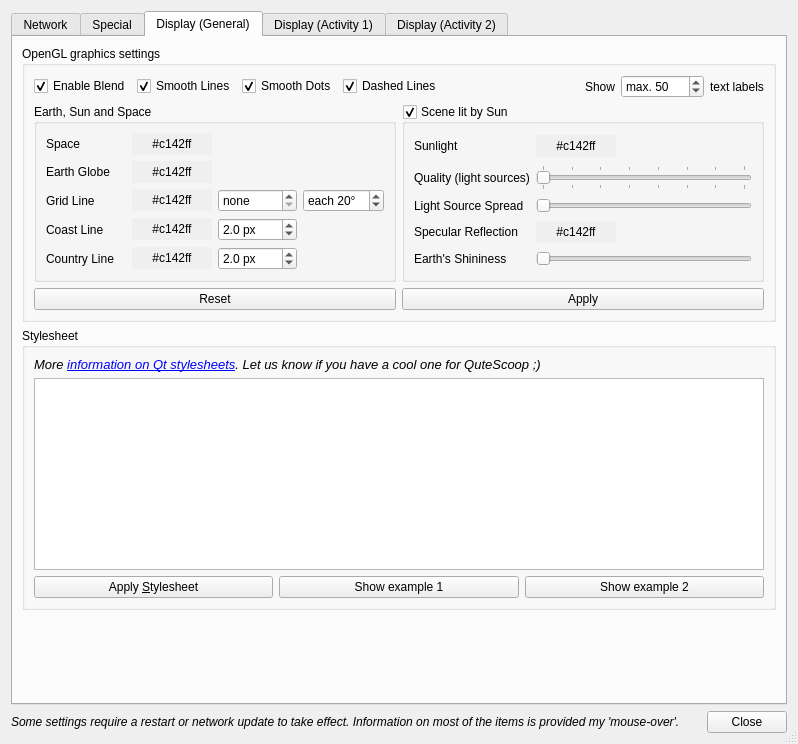
Old version of the form trunk/QuteScoop/src/PreferencesDialog.ui in the repository qutescoop/qutescoop.
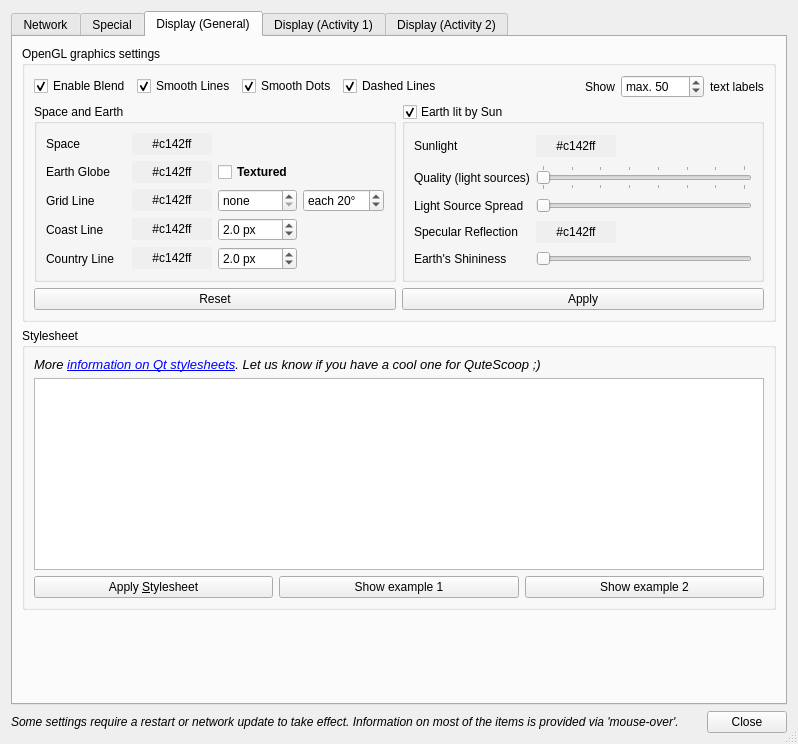
New version of the form. The open tabs and pages were chosen to show the change. Icons and pictures are not drawn.

Commit message: 2.0rc5 added: * Earth texture changed: * to easen handling of the texture, a builtin texture coordinate finder (gluQuadricTexture) function was used. This required to tilt the whole coordinate system. When centerred at N0/E0, we are now looking along the Y-axis, having the X-axis left/right and the Z-axis up/down. When looking at the North pole, we have the coordinate system as before. All functions are changed (I hope) to reflect the new system, so from an abstract level, there is no change.

Diff of the .ui file:
```diff
--- a/trunk/QuteScoop/src/PreferencesDialog.ui
+++ b/trunk/QuteScoop/src/PreferencesDialog.ui
@@ -948,7 +948,7 @@
             <item>
              <widget class="QGroupBox" name="groupBoxEarthSpace">
               <property name="title">
-               <string>Earth, Sun and Space</string>
+               <string>Space and Earth</string>
               </property>
               <layout class="QGridLayout" name="_8">
                <item row="0" column="0">
@@ -1166,13 +1166,30 @@
                  </property>
                 </widget>
                </item>
+               <item row="1" column="3">
+                <widget class="QCheckBox" name="glTextures">
+                 <property name="font">
+                  <font>
+                   <weight>75</weight>
+                   <bold>true</bold>
+                  </font>
+                 </property>
+                 <property name="toolTip">
+                  <string>Overlay a picture over the whole Earth. This is loaded from ./textures/earth.jpg - if you want to change it, pay attention to have width and height at a power of 2 (1024, 2048, 4096...).
+The texture is affected by the colour chosen for the Globe.</string>
+                 </property>
+                 <property name="text">
+                  <string>Textured</string>
+                 </property>
+                </widget>
+               </item>
               </layout>
              </widget>
             </item>
             <item>
              <widget class="QGroupBox" name="cbLighting">
               <property name="title">
-               <string>Scene lit by Sun</string>
+               <string>Earth lit by Sun</string>
               </property>
               <property name="checkable">
                <bool>true</bool>
@@ -2771,7 +2788,7 @@
         </font>
        </property>
        <property name="text">
-        <string>Some settings require a restart or network update to take effect. Information on most of the items is provided my 'mouse-over'.</string>
+        <string>Some settings require a restart or network update to take effect. Information on most of the items is provided via 'mouse-over'.</string>
        </property>
        <property name="wordWrap">
         <bool>true</bool>
```
Left out of the diff: 6 changed lines with no effect on the pictures. The commit also changes 17 other files.
